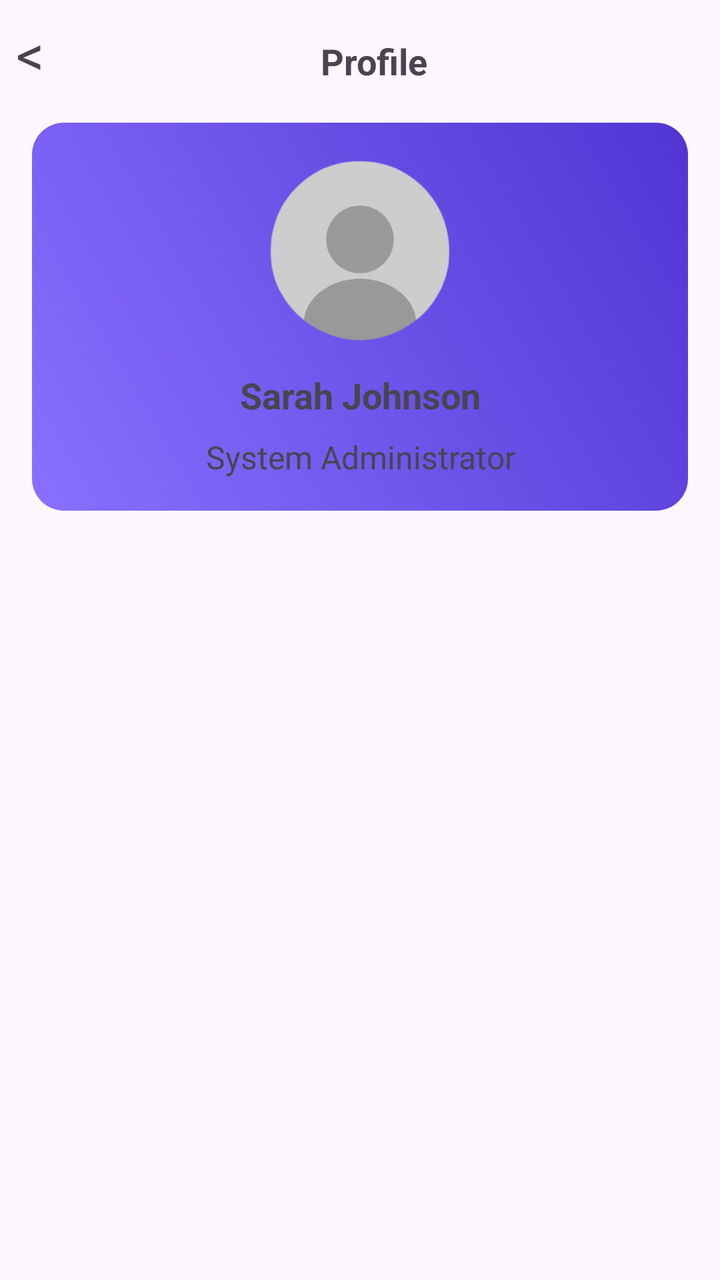
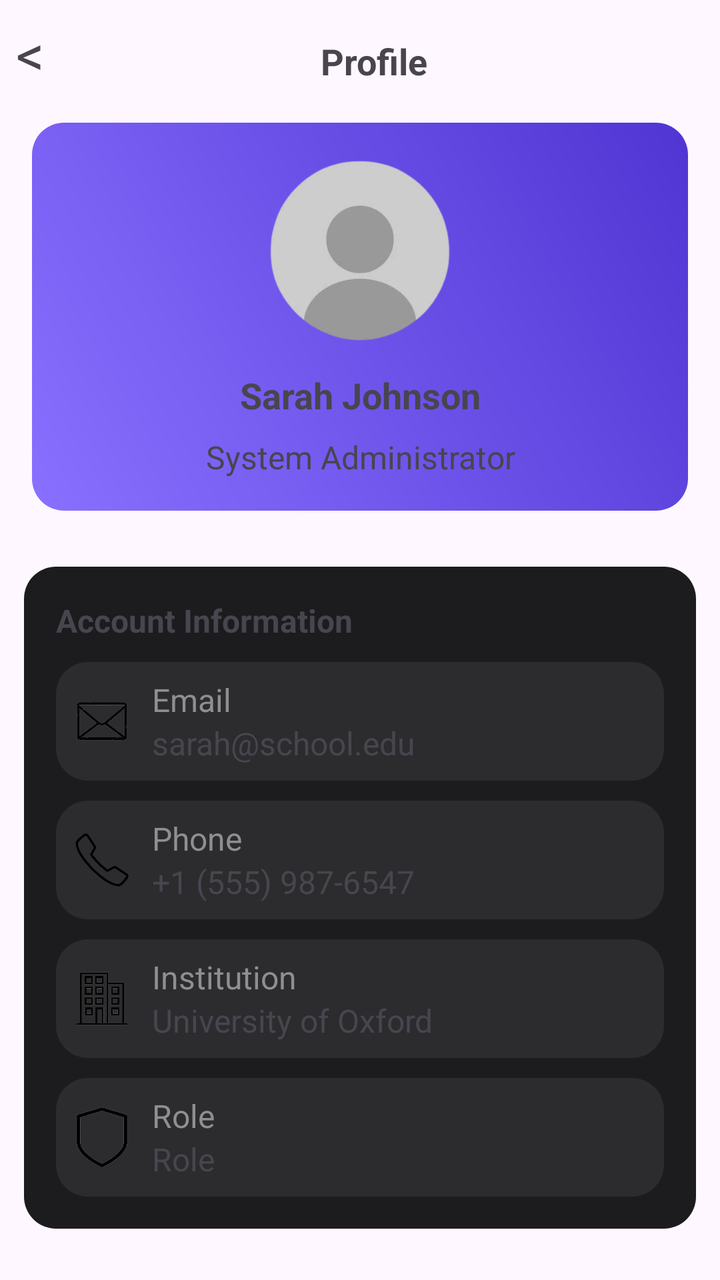

Compare the two renders of this Android layout. The source of the first and the diff that turns it into the second are given below.
<!-- AndroidManifest.xml: application theme Theme.LatihanTes1 -->
<!-- res/layout/activity_main.xml -->
<?xml version="1.0" encoding="utf-8"?>
<LinearLayout xmlns:android="http://schemas.android.com/apk/res/android"
    xmlns:app="http://schemas.android.com/apk/res-auto"
    xmlns:tools="http://schemas.android.com/tools"
    android:id="@+id/main"
    android:layout_width="match_parent"
    android:layout_height="match_parent"
    android:orientation="vertical"
    tools:context=".MainActivity">

    <LinearLayout
        android:layout_width="match_parent"
        android:layout_height="wrap_content"
        android:orientation="horizontal"
        android:gravity="center_horizontal"
        android:id="@+id/Profile"
        android:paddingStart="0dp"
        android:paddingEnd="16dp">

        <TextView
            android:layout_width="wrap_content"
            android:layout_height="wrap_content"
            android:text="&lt;"
            android:textSize="28sp"
            android:padding="8dp"
            android:id="@+id/BackButton">
        </TextView>

        <TextView
            android:layout_width="match_parent"
            android:layout_height="wrap_content"
            android:text="Profile"
            android:textSize="18sp"
            android:textAlignment="center"
            android:textStyle="bold"
            android:id="@+id/ProfileText">
        </TextView>

    </LinearLayout>

    <LinearLayout
        android:layout_width="match_parent"
        android:layout_height="wrap_content"
        android:id="@+id/Header"
        android:paddingStart="20dp"
        android:paddingEnd="20dp"
        android:paddingTop="4dp"
        android:paddingBottom="16dp"
        android:layout_marginStart="16dp"
        android:layout_marginEnd="16dp"
        android:layout_marginTop="8dp"
        android:layout_marginBottom="16dp"
        android:background="@drawable/bg_rounded_card_ungu"
        android:orientation="vertical">

        <ImageView
            android:layout_width="120dp"
            android:layout_height="120dp"
            android:src="@drawable/profile"
            android:layout_gravity="center_horizontal"
            android:id="@+id/HeaderImage">
        </ImageView>

        <TextView
            android:layout_width="match_parent"
            android:layout_height="wrap_content"
            android:id="@+id/name"
            android:textStyle="bold"
            android:textAlignment="center"
            android:textSize="18sp"
            android:paddingTop="-16dp"
            android:text="Sarah Johnson">
        </TextView>

        <TextView
            android:layout_width="match_parent"
            android:layout_height="wrap_content"
            android:id="@+id/job"
            android:paddingTop="8dp"
            android:textSize="16sp"
            android:text="System Administrator"
            android:textAlignment="center">
        </TextView>

    </LinearLayout>
</LinearLayout>
<!-- resources referenced by this layout -->
<resources>
  <!-- drawable bg_rounded_card_ungu (drawable) -->
  <?xml version="1.0" encoding="utf-8"?>
  <shape xmlns:android="http://schemas.android.com/apk/res/android"
      android:shape="rectangle">
      <corners android:radius="16dp" />
      <gradient
          android:startColor="#8A70FF"
          android:endColor="#5035D3"
          android:angle="45" />
  
  
  </shape>
  <!-- drawable profile: png bitmap (drawable, 38176 bytes) -->
  <style name="Theme.LatihanTes1" parent="Base.Theme.LatihanTes1" />
  <style name="Base.Theme.LatihanTes1" parent="Theme.Material3.DayNight.NoActionBar">
          
          
      </style>
</resources>

<!-- the commit's change to res/layout/activity_main.xml (unified diff, before → after) -->
@@ -83,4 +83,202 @@
         </TextView>
 
     </LinearLayout>
+
+    <LinearLayout
+        android:layout_width="match_parent"
+        android:layout_height="wrap_content"
+        android:padding="16dp"
+        android:layout_margin="12dp"
+        android:orientation="vertical"
+        android:background="@drawable/bg_rounded_card_abugelap"
+        android:id="@+id/AccountInformation">
+
+        <TextView
+            android:layout_width="match_parent"
+            android:layout_height="wrap_content"
+            android:id="@+id/titleAccountInformation"
+            android:textSize="16sp"
+            android:textStyle="bold"
+            android:text="Account Information">
+        </TextView>
+
+        <LinearLayout
+            android:layout_width="match_parent"
+            android:layout_height="wrap_content"
+            android:background="@drawable/bg_rounded_card_abuterang"
+            android:id="@+id/Email"
+            android:orientation="horizontal"
+            android:padding="8dp"
+            android:layout_marginTop="10dp"
+            android:gravity="center_vertical">
+            
+            <ImageView
+                android:layout_width="30dp"
+                android:layout_height="30dp"
+                android:src="@drawable/email"
+                android:id="@+id/EmailIcon">
+            </ImageView>
+            
+            <LinearLayout
+                android:layout_width="match_parent"
+                android:layout_height="wrap_content"
+                android:orientation="vertical"
+                android:paddingStart="10dp"
+                android:paddingEnd="10dp">
+
+                <TextView
+                    android:layout_width="match_parent"
+                    android:layout_height="wrap_content"
+                    android:id="@+id/EmailText"
+                    android:textSize="16sp"
+                    android:textColor="#8E8E93"
+                    android:text="Email">
+                </TextView>
+
+                <TextView
+                    android:layout_width="match_parent"
+                    android:layout_height="wrap_content"
+                    android:id="@+id/EmailValue"
+                    android:textSize="16sp"
+                    android:text="sarah@school.edu">
+                </TextView>
+
+            </LinearLayout>
+        </LinearLayout>
+
+        <LinearLayout
+            android:layout_width="match_parent"
+            android:layout_height="wrap_content"
+            android:background="@drawable/bg_rounded_card_abuterang"
+            android:id="@+id/Phone"
+            android:orientation="horizontal"
+            android:padding="8dp"
+            android:layout_marginTop="10dp"
+            android:gravity="center_vertical">
+
+            <ImageView
+                android:layout_width="30dp"
+                android:layout_height="30dp"
+                android:src="@drawable/phone"
+                android:id="@+id/PhoneIcon">
+            </ImageView>
+
+            <LinearLayout
+                android:layout_width="match_parent"
+                android:layout_height="wrap_content"
+                android:orientation="vertical"
+                android:paddingStart="10dp"
+                android:paddingEnd="10dp">
+
+                <TextView
+                    android:layout_width="match_parent"
+                    android:layout_height="wrap_content"
+                    android:id="@+id/PhoneText"
+                    android:textSize="16sp"
+                    android:textColor="#8E8E93"
+                    android:text="Phone">
+                </TextView>
+
+                <TextView
+                    android:layout_width="match_parent"
+                    android:layout_height="wrap_content"
+                    android:id="@+id/PhoneValue"
+                    android:textSize="16sp"
+                    android:text="+1 (555) 987-6547">
+                </TextView>
+
+            </LinearLayout>
+        </LinearLayout>
+
+        <LinearLayout
+            android:layout_width="match_parent"
+            android:layout_height="wrap_content"
+            android:background="@drawable/bg_rounded_card_abuterang"
+            android:id="@+id/Institution"
+            android:orientation="horizontal"
+            android:padding="8dp"
+            android:layout_marginTop="10dp"
+            android:gravity="center_vertical">
+
+            <ImageView
+                android:layout_width="30dp"
+                android:layout_height="30dp"
+                android:src="@drawable/institution"
+                android:id="@+id/InstitutionIcon">
+            </ImageView>
+
+            <LinearLayout
+                android:layout_width="match_parent"
+                android:layout_height="wrap_content"
+                android:orientation="vertical"
+                android:paddingStart="10dp"
+                android:paddingEnd="10dp">
+
+                <TextView
+                    android:layout_width="match_parent"
+                    android:layout_height="wrap_content"
+                    android:id="@+id/InstitutionText"
+                    android:textSize="16sp"
+                    android:textColor="#8E8E93"
+                    android:text="Institution">
+                </TextView>
+
+                <TextView
+                    android:layout_width="match_parent"
+                    android:layout_height="wrap_content"
+                    android:id="@+id/InstitutionValue"
+                    android:textSize="16sp"
+                    android:text="University of Oxford">
+                </TextView>
+
+            </LinearLayout>
+        </LinearLayout>
+
+        <LinearLayout
+            android:layout_width="match_parent"
+            android:layout_height="wrap_content"
+            android:background="@drawable/bg_rounded_card_abuterang"
+            android:id="@+id/Role"
+            android:orientation="horizontal"
+            android:padding="8dp"
+            android:layout_marginTop="10dp"
+            android:gravity="center_vertical">
+
+            <ImageView
+                android:layout_width="30dp"
+                android:layout_height="30dp"
+                android:src="@drawable/role"
+                android:id="@+id/RoleIcon">
+            </ImageView>
+
+            <LinearLayout
+                android:layout_width="match_parent"
+                android:layout_height="wrap_content"
+                android:orientation="vertical"
+                android:paddingStart="10dp"
+                android:paddingEnd="10dp">
+
+                <TextView
+                    android:layout_width="match_parent"
+                    android:layout_height="wrap_content"
+                    android:id="@+id/RoleText"
+                    android:textSize="16sp"
+                    android:textColor="#8E8E93"
+                    android:text="Role">
+                </TextView>
+
+                <TextView
+                    android:layout_width="match_parent"
+                    android:layout_height="wrap_content"
+                    android:id="@+id/RoleValue"
+                    android:textSize="16sp"
+                    android:text="Role">
+                </TextView>
+
+            </LinearLayout>
+        </LinearLayout>
+
+
+
+    </LinearLayout>
 </LinearLayout>
<!-- resource entries referenced after the edit -->
@@ -1,5 +1,23 @@
 <!-- resources referenced by this layout -->
 <resources>
+  <!-- drawable bg_rounded_card_abugelap (drawable) -->
+  <?xml version="1.0" encoding="utf-8"?>
+  <shape xmlns:android="http://schemas.android.com/apk/res/android"
+      android:shape="rectangle">
+      <corners android:radius="16dp" />
+      <solid android:color="#1C1C1E"/>
+  
+  
+  </shape>
+  <!-- drawable bg_rounded_card_abuterang (drawable) -->
+  <?xml version="1.0" encoding="utf-8"?>
+  <shape xmlns:android="http://schemas.android.com/apk/res/android"
+      android:shape="rectangle">
+      <corners android:radius="16dp" />
+      <solid android:color="#2C2C2E"/>
+  
+  
+  </shape>
   <!-- drawable bg_rounded_card_ungu (drawable) -->
   <?xml version="1.0" encoding="utf-8"?>
   <shape xmlns:android="http://schemas.android.com/apk/res/android"
@@ -12,7 +30,11 @@
   
   
   </shape>
+  <!-- drawable email: png bitmap (drawable, 16124 bytes) -->
+  <!-- drawable institution: png bitmap (drawable, 25797 bytes) -->
+  <!-- drawable phone: png bitmap (drawable, 52950 bytes) -->
   <!-- drawable profile: png bitmap (drawable, 38176 bytes) -->
+  <!-- drawable role: png bitmap (drawable, 9020 bytes) -->
   <style name="Theme.LatihanTes1" parent="Base.Theme.LatihanTes1" />
   <style name="Base.Theme.LatihanTes1" parent="Theme.Material3.DayNight.NoActionBar">
           
